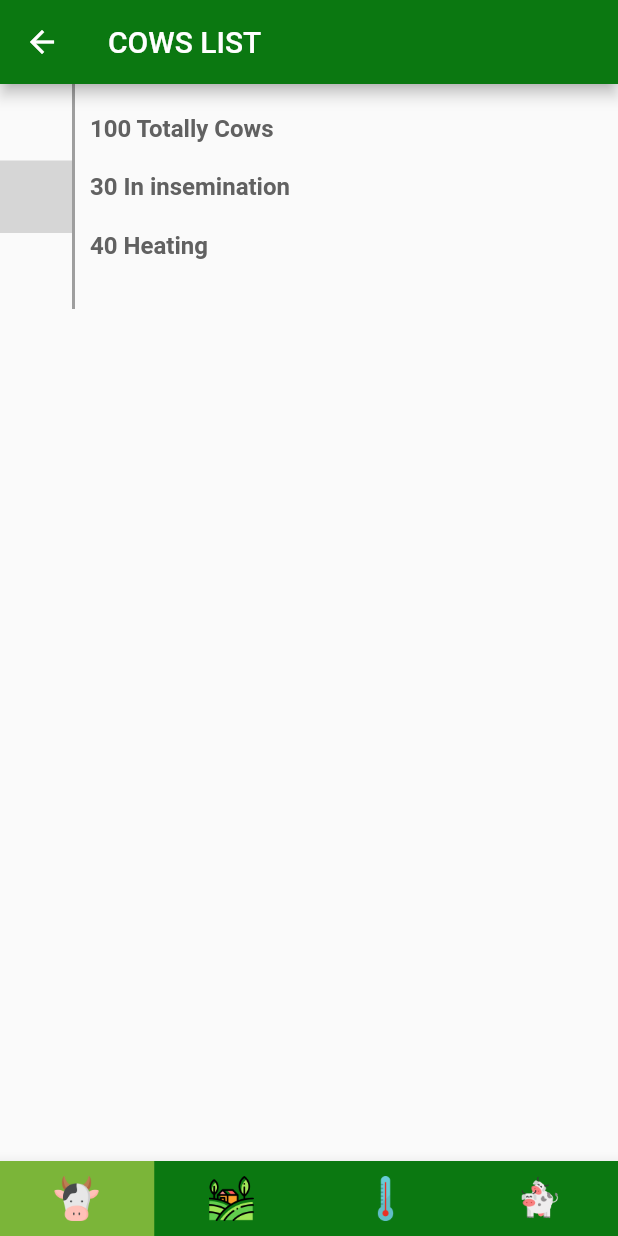
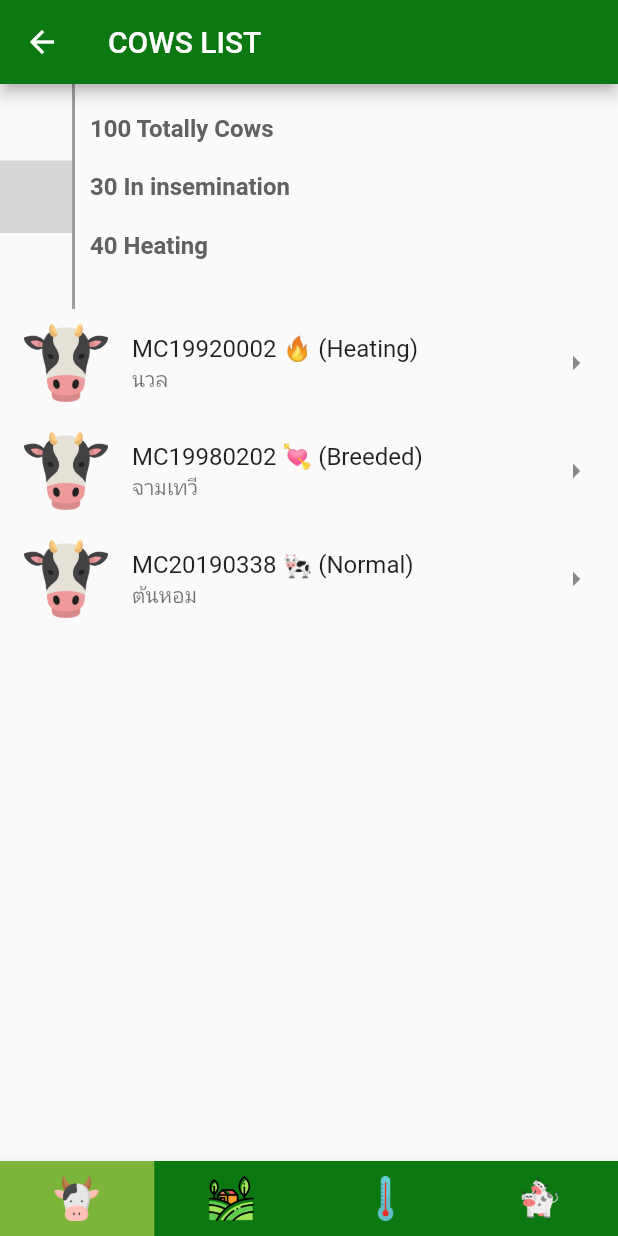
Before and after one commit to adadesions/HackathonsIsan, a Flutter app: the CowsListPage screen opened by its route, on a phone screen of 412 x 824 dp. Run offline on Flutter 3.47's test engine with Material 2 defaults, Android fonts, the phone set to English and light mode, and no system bars; our stand-ins replace carousel_pro; missing offline and left inert: flutter_circular_chart; statements that could not run were skipped; grey boxes are pictures that could not be loaded.

Commit message:
Done UI at cows list page

```diff
--- /dev/null
+++ b/lib/components/cows_list/cows_list.dart
@@ -0,0 +1,35 @@
+import 'package:flutter/material.dart';
+
+class CowsList extends StatefulWidget {
+  @override
+  State<StatefulWidget> createState() {
+    return _CowListState();
+  }
+}
+
+class _CowListState extends State<CowsList> {
+  Widget build(BuildContext context) {
+    return Flexible(child: ListView(
+      children: <Widget>[
+        ListTile(
+          leading: Image.asset('assets/images/cow-3.png'),
+          title: Text("MC19920002 🔥 (Heating)"),
+          subtitle: Text("นวล"),
+          trailing: Icon(Icons.arrow_right),
+        ),
+        ListTile(
+          leading: Image.asset('assets/images/cow-3.png'),
+          title: Text("MC19980202 💘 (Breeded)"),
+          subtitle: Text("จามเทวี"),
+          trailing: Icon(Icons.arrow_right),
+        ),
+        ListTile(
+          leading: Image.asset('assets/images/cow-3.png'),
+          title: Text("MC20190338 🐄 (Normal)"),
+          subtitle: Text("ต้นหอม"),
+          trailing: Icon(Icons.arrow_right),
+        )
+      ],
+    ),);
+  }
+}
--- a/lib/components/cows_list/cows_list_page.dart
+++ b/lib/components/cows_list/cows_list_page.dart
@@ -1,5 +1,6 @@
 import 'package:checkmate/components/app/bottom_navigator.dart';
 import 'package:checkmate/components/cows_list/cows_statistic.dart';
+import 'package:checkmate/components/cows_list/cows_list.dart';
 import 'package:flutter/material.dart';
 
 class CowsListPage extends StatefulWidget {
@@ -18,7 +19,10 @@ class _CowsListPageState extends State<CowsListPage> {
         title: Text(title.toUpperCase()),
       ),
       body: Column(
-        children: <Widget>[CowsStatistic()],
+        children: <Widget>[
+          CowsStatistic(),
+          CowsList(),
+        ],
       ),
       bottomNavigationBar: BottomNavigator(title: title),
     );
--- a/lib/components/cows_list/cows_statistic.dart
+++ b/lib/components/cows_list/cows_statistic.dart
@@ -17,11 +17,11 @@ class _CowStatisticState extends State<CowsStatistic> {
     final totallyCow = 100;
     final breededCow = 30;
     final heatingCow = 40;
-    final normallyCow = 20;
+    // final normallyCow = 20;
 
-    final double breeded_percent = 100 * breededCow / totallyCow;
-    final double heatining_percent = 100 * heatingCow / totallyCow;
-    final double normally_percent = 100 - breeded_percent;
+    final double breededPercent = 100 * breededCow / totallyCow;
+    final double heatiningPercent = 100 * heatingCow / totallyCow;
+    final double normallyPercent = 100 - breededPercent;
 
     final String textInHole =
         breededCow.toString() + '/' + heatingCow.toString() + '\n' + '  B/H';
@@ -34,13 +34,13 @@ class _CowStatisticState extends State<CowsStatistic> {
           new CircularStackEntry(
             <CircularSegmentEntry>[
               new CircularSegmentEntry(
-                breeded_percent,
+                breededPercent,
                 Theme.of(context).accentColor,
                 rankKey: 'breeded',
               ),
-              new CircularSegmentEntry(normally_percent, Colors.blueGrey[600],
+              new CircularSegmentEntry(normallyPercent, Colors.blueGrey[600],
                   rankKey: 'normally'),
-              new CircularSegmentEntry(heatining_percent, Colors.orange,
+              new CircularSegmentEntry(heatiningPercent, Colors.orange,
                   rankKey: 'heat')
             ],
             rankKey: 'Cow Statistics',
```
